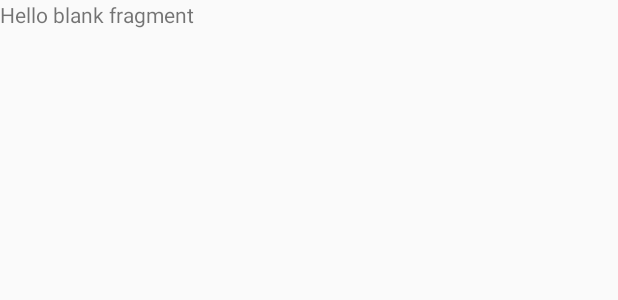
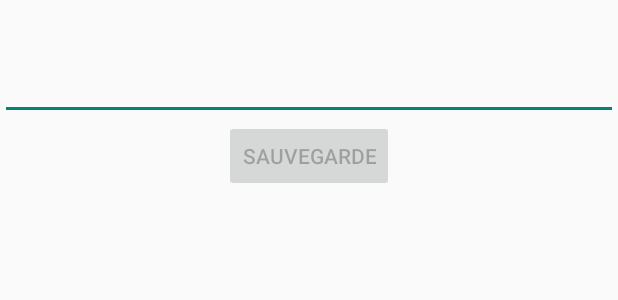
Before and after one commit to mangeot/shishito, an Android app: the layout fragment_fast_edit.xml on its own in the app's theme, with its tools: preview values and no code run, on a phone screen of 412 x 824 dp. Shown: the top 300 px of the screen. Run offline under Robolectric (Android 15) with nearby library versions, the phone set to English and light mode, and no system bars.

```diff
--- a/app/src/main/res/layout/fragment_fast_edit.xml
+++ b/app/src/main/res/layout/fragment_fast_edit.xml
@@ -1,13 +1,30 @@
-<FrameLayout xmlns:android="http://schemas.android.com/apk/res/android"
+<RelativeLayout xmlns:android="http://schemas.android.com/apk/res/android"
     xmlns:tools="http://schemas.android.com/tools"
     android:layout_width="match_parent"
     android:layout_height="match_parent"
     tools:context="jibiki.fr.shishito.FastEditFragment">
 
-    <!-- TODO: Update blank fragment layout -->
     <TextView
         android:layout_width="match_parent"
-        android:layout_height="match_parent"
-        android:text="@string/hello_blank_fragment" />
+        android:layout_height="wrap_content"
+        android:id="@+id/fast_edit_title"
+        android:textAppearance="@style/TextAppearance.AppCompat.Medium"
+        android:layout_marginTop="10dp" />
+    <EditText
+        android:layout_width="match_parent"
+        android:layout_height="wrap_content"
+        android:id="@+id/fast_edit"
+        android:layout_below="@+id/fast_edit_title"
+        android:inputType="text" />
+    <Button
+        android:id="@+id/button_fast"
+        android:layout_width="wrap_content"
+        android:layout_height="wrap_content"
+        android:layout_below="@id/fast_edit"
+        android:layout_centerHorizontal="true"
+        android:clickable="false"
+        android:enabled="false"
+        android:gravity="center"
+        android:text="@string/save" />
 
-</FrameLayout>
+</RelativeLayout>
--- a/app/src/main/res/values/strings.xml
+++ b/app/src/main/res/values/strings.xml
@@ -28,9 +28,10 @@
     <string name="example_content">"\u25CF <![CDATA[ %1$s %2$s %3$s]]>"</string>
     <string name="empty_field">"(vide)"</string>
 
+    <string name="fast_edit_title">Édition du champ %1$s</string>
+
     <string name="colored_string"><![CDATA[<font color=#%1$s> %2$s  </font>]]></string>
     <string name="bold_string"><![CDATA[<b> %1$s  </b>]]></string>
-
 
 
     <!-- Strings related to login -->
```
Also changed, not shown: app/src/main/java/jibiki/fr/shishito/DisplayEntryFragment.java (+7 -1 lines), app/src/main/java/jibiki/fr/shishito/EditFragment.java (+10 -25 lines), app/src/main/java/jibiki/fr/shishito/FastEditFragment.java (+96 -42 lines), app/src/main/java/jibiki/fr/shishito/SearchActivity.java (+20 -1 lines), app/src/main/java/jibiki/fr/shishito/Util/ViewUtil.java (+51 -4 lines), app/src/main/java/jibiki/fr/shishito/Util/XMLUtils.java (+13 -0 lines).
